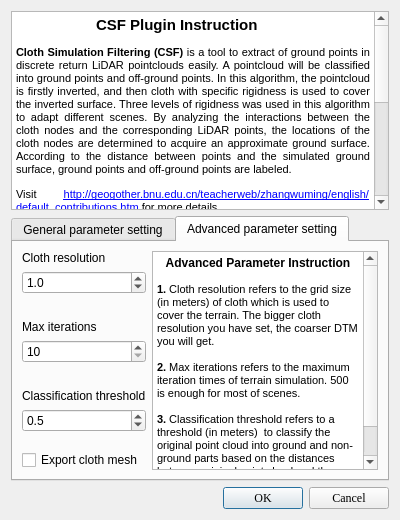
This is plugins/qCSF/CSFDlg.ui in CloudCompare/CloudCompare as Qt 5 draws it before an edit. The edited form follows.
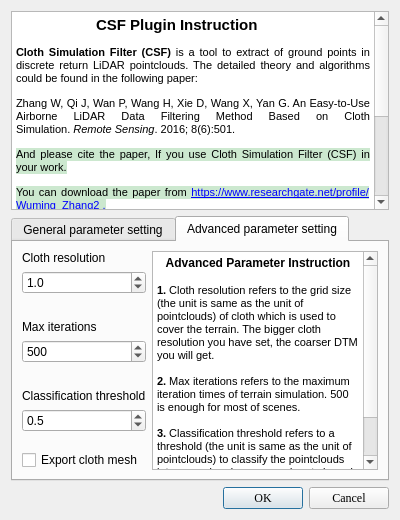
This is the edited form. The open tabs and pages were chosen to show the change. Icons and pictures are not drawn.

Commit message:
Updating from original author
We have updated the source codes in the part of the author information and related published paper.  In addition, we have replaced some annotations in Chinese.

The edit to the form file:
```diff
--- a/plugins/qCSF/CSFDlg.ui
+++ b/plugins/qCSF/CSFDlg.ui
@@ -27,15 +27,18 @@
       <string>&lt;!DOCTYPE HTML PUBLIC &quot;-//W3C//DTD HTML 4.0//EN&quot; &quot;http://www.w3.org/TR/REC-html40/strict.dtd&quot;&gt;
 &lt;html&gt;&lt;head&gt;&lt;meta name=&quot;qrichtext&quot; content=&quot;1&quot; /&gt;&lt;style type=&quot;text/css&quot;&gt;
 p, li { white-space: pre-wrap; }
-&lt;/style&gt;&lt;/head&gt;&lt;body style=&quot; font-family:'MS Shell Dlg 2'; font-size:8.25pt; font-weight:400; font-style:normal;&quot;&gt;
-&lt;p style=&quot; margin-top:12px; margin-bottom:12px; margin-left:0px; margin-right:0px; -qt-block-indent:0; text-indent:0px;&quot;&gt;&lt;img src=&quot;:/CC/plugin/qCSF/icon.png&quot; /&gt;	&lt;span style=&quot; font-family:'SimSun'; font-size:11pt; font-weight:600;&quot;&gt;CSF Plugin Instruction&lt;/span&gt;&lt;/p&gt;
-&lt;p align=&quot;justify&quot; style=&quot; margin-top:12px; margin-bottom:12px; margin-left:0px; margin-right:0px; -qt-block-indent:0; text-indent:0px;&quot;&gt;&lt;span style=&quot; font-size:8pt; font-weight:600;&quot;&gt;Cloth Simulation Filtering (CSF)&lt;/span&gt;&lt;span style=&quot; font-size:8pt;&quot;&gt; is a tool to extract of ground points in discrete return LiDAR pointclouds easily. A pointcloud will be classified into ground points and off-ground points. In this algorithm, the pointcloud is firstly inverted, and then cloth with specific rigidness is used to cover the inverted surface. Three levels of rigidness was used in this algorithm to adapt different scenes. By analyzing the interactions between the cloth nodes and the corresponding LiDAR points, the locations of the cloth nodes are determined to acquire an approximate ground surface. According to the distance between points and the simulated ground surface, ground points and off-ground points are labeled.&lt;/span&gt;&lt;/p&gt;
-&lt;p align=&quot;justify&quot; style=&quot; margin-top:12px; margin-bottom:12px; margin-left:0px; margin-right:0px; -qt-block-indent:0; text-indent:0px;&quot;&gt;&lt;span style=&quot; font-size:8pt;&quot;&gt;Visit &lt;/span&gt;&lt;a href=&quot;http://geogother.bnu.edu.cn/teacherweb/zhangwuming/english/default_contributions.htm&quot;&gt;&lt;span style=&quot; font-size:8pt; text-decoration: underline; color:#0000ff;&quot;&gt;http://geogother.bnu.edu.cn/teacherweb/zhangwuming/english/default_contributions.htm&lt;/span&gt;&lt;/a&gt;&lt;span style=&quot; font-size:8pt;&quot;&gt; for more details.&lt;/span&gt;&lt;/p&gt;
-&lt;p align=&quot;justify&quot; style=&quot; margin-top:12px; margin-bottom:12px; margin-left:0px; margin-right:0px; -qt-block-indent:0; text-indent:0px;&quot;&gt;This program is free software; you can redistribute it and/or modify it under the terms of the GNU General Public License as published bythe Free Software Foundation; version 2 of the License.&lt;/p&gt;
-&lt;p align=&quot;center&quot; style=&quot; margin-top:0px; margin-bottom:0px; margin-left:0px; margin-right:0px; -qt-block-indent:0; text-indent:0px;&quot;&gt;This program is distributed in the hope that it will be useful, but WITHOUT ANY WARRANTY; without even the implied warranty of MERCHANTABILITY or FITNESS FOR A PARTICULAR PURPOSE. See the GNU General Public License for more details.&lt;/p&gt;
-&lt;p align=&quot;center&quot; style=&quot; margin-top:12px; margin-bottom:12px; margin-left:0px; margin-right:0px; -qt-block-indent:0; text-indent:0px;&quot;&gt;&lt;span style=&quot; background-color:#cce8cf;&quot;&gt;State Key Laboratory of Remote Sensing Science, Beijing Key Laboratory of Environmental Remote Sensing and Digital City, School of Geography, Beijing Normal University, Beijing 100875, China&lt;/span&gt;&lt;/p&gt;
-&lt;p align=&quot;center&quot; style=&quot; margin-top:12px; margin-bottom:12px; margin-left:0px; margin-right:0px; -qt-block-indent:0; text-indent:0px;&quot;&gt;Wuming Zhang; Jianbo Qi; Peng Wan; Hongtao Wang; Donghui Xi, Guangjian Yan; Xihan Mu&lt;/p&gt;
-&lt;p align=&quot;center&quot; style=&quot; margin-top:12px; margin-bottom:12px; margin-left:0px; margin-right:0px; -qt-block-indent:0; text-indent:0px;&quot;&gt;contact us: &lt;span style=&quot; background-color:#cce8cf;&quot;&gt;2009zwm@gmail.com&lt;/span&gt;&lt;/p&gt;&lt;/body&gt;&lt;/html&gt;</string>
+&lt;/style&gt;&lt;/head&gt;&lt;body style=&quot; font-family:'SimSun'; font-size:9pt; font-weight:400; font-style:normal;&quot;&gt;
+&lt;p style=&quot; margin-top:12px; margin-bottom:12px; margin-left:0px; margin-right:0px; -qt-block-indent:0; text-indent:0px;&quot;&gt;&lt;img src=&quot;:/CC/plugin/qCSF/icon.png&quot; /&gt;&lt;span style=&quot; font-family:'MS Shell Dlg 2'; font-size:8.25pt;&quot;&gt;	&lt;/span&gt;&lt;span style=&quot; font-size:11pt; font-weight:600;&quot;&gt;CSF Plugin Instruction&lt;/span&gt;&lt;/p&gt;
+&lt;p align=&quot;justify&quot; style=&quot; margin-top:12px; margin-bottom:12px; margin-left:0px; margin-right:0px; -qt-block-indent:0; text-indent:0px;&quot;&gt;&lt;span style=&quot; font-family:'MS Shell Dlg 2'; font-size:8pt; font-weight:600;&quot;&gt;Cloth Simulation Filter (CSF)&lt;/span&gt;&lt;span style=&quot; font-family:'MS Shell Dlg 2'; font-size:8pt;&quot;&gt; is a tool to extract of ground points in discrete return LiDAR pointclouds. The detailed theory and algorithms could be found in the following paper:&lt;/span&gt;&lt;/p&gt;
+&lt;p align=&quot;justify&quot; style=&quot; margin-top:12px; margin-bottom:12px; margin-left:0px; margin-right:0px; -qt-block-indent:0; text-indent:0px;&quot;&gt;&lt;a name=&quot;OLE_LINK22&quot;&gt;&lt;/a&gt;&lt;span style=&quot; font-family:'Arial,sans-serif'; font-size:8pt; color:#000000;&quot;&gt;Z&lt;/span&gt;&lt;span style=&quot; font-family:'Arial,sans-serif'; font-size:8pt; color:#000000;&quot;&gt;hang W, Qi J, Wan P, Wang H, Xie D, Wang X, Yan G. An Easy-to-Use Airborne LiDAR Data Filtering Method Based on Cloth Simulation. &lt;/span&gt;&lt;span style=&quot; font-family:'Arial,sans-serif'; font-size:8pt; font-style:italic; color:#000000;&quot;&gt;Remote Sensing&lt;/span&gt;&lt;span style=&quot; font-family:'Arial,sans-serif'; font-size:8pt; color:#000000;&quot;&gt;. 2016; 8(6):501.&lt;/span&gt;&lt;span style=&quot; font-size:8pt;&quot;&gt; &lt;/span&gt;&lt;/p&gt;
+&lt;p align=&quot;justify&quot; style=&quot; margin-top:12px; margin-bottom:12px; margin-left:0px; margin-right:0px; -qt-block-indent:0; text-indent:0px;&quot;&gt;&lt;span style=&quot; font-family:'Microsoft YaHei UI,Tahoma'; font-size:8pt; color:#000000; background-color:#cce8cf;&quot;&gt;And please cite the paper, If you use Cloth Simulation Filter (CSF) in your work.&lt;/span&gt;&lt;/p&gt;
+&lt;p align=&quot;justify&quot; style=&quot; margin-top:12px; margin-bottom:12px; margin-left:0px; margin-right:0px; -qt-block-indent:0; text-indent:0px;&quot;&gt;&lt;span style=&quot; font-family:'Microsoft YaHei UI,Tahoma'; font-size:8pt; color:#000000; background-color:#cce8cf;&quot;&gt;You can download the paper from &lt;/span&gt;&lt;a href=&quot;https://www.researchgate.net/profile/Wuming_Zhang2)&quot;&gt;&lt;span style=&quot; font-family:'Microsoft YaHei UI,Tahoma'; font-size:8pt; text-decoration: underline; color:#0000ff; background-color:#cce8cf;&quot;&gt;https://www.researchgate.net/profile/Wuming_Zhang2 .&lt;/span&gt;&lt;/a&gt;&lt;/p&gt;
+&lt;p align=&quot;justify&quot; style=&quot; margin-top:12px; margin-bottom:12px; margin-left:0px; margin-right:0px; -qt-block-indent:0; text-indent:0px;&quot;&gt;&lt;span style=&quot; font-family:'Microsoft YaHei UI,Tahoma'; font-size:8pt; color:#000000; background-color:#cce8cf;&quot;&gt;You can also visit the homepage : &lt;/span&gt;&lt;a href=&quot;http://ramm.bnu.edu.cn/researchers/wumingzhang/english/default_contributions.htm&quot;&gt;&lt;span style=&quot; font-family:'Microsoft YaHei UI,Tahoma'; font-size:8pt; text-decoration: underline; color:#0000ff; background-color:#cce8cf;&quot;&gt;http://ramm.bnu.edu.cn/researchers/wumingzhang/english/default_contributions.htm&lt;/span&gt;&lt;/a&gt;&lt;span style=&quot; font-family:'Microsoft YaHei UI,Tahoma'; font-size:8pt; color:#000000; background-color:#cce8cf;&quot;&gt; for more information.&lt;/span&gt;&lt;/p&gt;
+&lt;p align=&quot;center&quot; style=&quot; margin-top:12px; margin-bottom:12px; margin-left:0px; margin-right:0px; -qt-block-indent:0; text-indent:0px;&quot;&gt;&lt;span style=&quot; font-family:'Microsoft YaHei UI,Tahoma'; font-size:8pt; color:#000000; background-color:#cce8cf;&quot;&gt; Copyright &lt;/span&gt;&lt;span style=&quot; font-family:'Arial,Helvetica,sans-serif'; font-size:12px; color:#333333; background-color:#e5eaee;&quot;&gt;©&lt;/span&gt;&lt;/p&gt;
+&lt;p align=&quot;center&quot; style=&quot; margin-top:12px; margin-bottom:12px; margin-left:0px; margin-right:0px; -qt-block-indent:0; text-indent:0px;&quot;&gt;&lt;span style=&quot; font-family:'MS Shell Dlg 2'; font-size:8.25pt; background-color:#cce8cf;&quot;&gt;RAMM laboratory, School of Geography, Beijing Normal University&lt;/span&gt;&lt;/p&gt;
+&lt;p align=&quot;center&quot; style=&quot; margin-top:12px; margin-bottom:12px; margin-left:0px; margin-right:0px; -qt-block-indent:0; text-indent:0px;&quot;&gt;&lt;span style=&quot; font-family:'MS Shell Dlg 2'; font-size:8.25pt; background-color:#cce8cf;&quot;&gt;(&lt;/span&gt;&lt;a href=&quot;http://ramm.bnu.edu.cn/&quot;&gt;&lt;span style=&quot; text-decoration: underline; color:#0000ff;&quot;&gt;http://ramm.bnu.edu.cn/&lt;/span&gt;&lt;/a&gt;&lt;span style=&quot; font-family:'MS Shell Dlg 2'; font-size:8.25pt; background-color:#cce8cf;&quot;&gt;)&lt;/span&gt;&lt;/p&gt;
+&lt;p align=&quot;center&quot; style=&quot; margin-top:12px; margin-bottom:12px; margin-left:0px; margin-right:0px; -qt-block-indent:0; text-indent:0px;&quot;&gt;&lt;span style=&quot; font-family:'MS Shell Dlg 2'; font-size:8.25pt;&quot;&gt;Wuming Zhang; Jianbo Qi; Peng Wan; Hongtao Wang&lt;/span&gt;&lt;/p&gt;
+&lt;p align=&quot;center&quot; style=&quot; margin-top:12px; margin-bottom:12px; margin-left:0px; margin-right:0px; -qt-block-indent:0; text-indent:0px;&quot;&gt;&lt;span style=&quot; font-family:'MS Shell Dlg 2'; font-size:8.25pt;&quot;&gt;contact us: &lt;/span&gt;&lt;span style=&quot; font-family:'MS Shell Dlg 2'; font-size:8.25pt; background-color:#cce8cf;&quot;&gt;2009zwm@gmail.com; wpqjbzwm@126.com&lt;/span&gt;&lt;/p&gt;&lt;/body&gt;&lt;/html&gt;</string>
      </property>
     </widget>
    </item>
@@ -273,6 +276,9 @@
            <property name="maximum">
             <number>1000</number>
            </property>
+           <property name="value">
+            <number>500</number>
+           </property>
           </widget>
          </item>
          <item>
@@ -352,13 +358,13 @@
           <string>&lt;!DOCTYPE HTML PUBLIC &quot;-//W3C//DTD HTML 4.0//EN&quot; &quot;http://www.w3.org/TR/REC-html40/strict.dtd&quot;&gt;
 &lt;html&gt;&lt;head&gt;&lt;meta name=&quot;qrichtext&quot; content=&quot;1&quot; /&gt;&lt;style type=&quot;text/css&quot;&gt;
 p, li { white-space: pre-wrap; }
-&lt;/style&gt;&lt;/head&gt;&lt;body style=&quot; font-family:'MS Shell Dlg 2'; font-size:8.25pt; font-weight:400; font-style:normal;&quot;&gt;
-&lt;p align=&quot;center&quot; style=&quot; margin-top:0px; margin-bottom:0px; margin-left:0px; margin-right:0px; -qt-block-indent:0; text-indent:0px;&quot;&gt;&lt;span style=&quot; font-size:9pt; font-weight:600;&quot;&gt;Advanced Parameter Instruction&lt;/span&gt;&lt;/p&gt;
-&lt;p style=&quot; margin-top:0px; margin-bottom:0px; margin-left:0px; margin-right:0px; -qt-block-indent:0; text-indent:0px;&quot;&gt;&lt;span style=&quot; font-size:8pt;&quot;&gt;&lt;br /&gt;&lt;/span&gt;&lt;span style=&quot; font-size:8pt; font-weight:600;&quot;&gt;1.&lt;/span&gt;&lt;span style=&quot; font-size:8pt;&quot;&gt; Cloth resolution refers to the grid size (in meters) of cloth which is used to cover the terrain. The bigger cloth resolution you have set, the coarser DTM  you will get.&lt;/span&gt;&lt;/p&gt;
-&lt;p style=&quot;-qt-paragraph-type:empty; margin-top:0px; margin-bottom:0px; margin-left:0px; margin-right:0px; -qt-block-indent:0; text-indent:0px; font-size:8pt;&quot;&gt;&lt;br /&gt;&lt;/p&gt;
-&lt;p style=&quot; margin-top:0px; margin-bottom:0px; margin-left:0px; margin-right:0px; -qt-block-indent:0; text-indent:0px;&quot;&gt;&lt;span style=&quot; font-size:8pt; font-weight:600;&quot;&gt;2.&lt;/span&gt;&lt;span style=&quot; font-size:8pt;&quot;&gt; Max iterations refers to the maximum iteration times of terrain simulation. 500 is enough for most of scenes.&lt;/span&gt;&lt;/p&gt;
-&lt;p style=&quot;-qt-paragraph-type:empty; margin-top:0px; margin-bottom:0px; margin-left:0px; margin-right:0px; -qt-block-indent:0; text-indent:0px; font-size:8pt;&quot;&gt;&lt;br /&gt;&lt;/p&gt;
-&lt;p style=&quot; margin-top:0px; margin-bottom:0px; margin-left:0px; margin-right:0px; -qt-block-indent:0; text-indent:0px;&quot;&gt;&lt;span style=&quot; font-size:8pt; font-weight:600;&quot;&gt;3.&lt;/span&gt;&lt;span style=&quot; font-size:8pt;&quot;&gt; Classification threshold refers to a threshold (in meters)  to classify the original point cloud into ground and non-ground parts based on the distances between original point cloud and the simulated terrain. 0.5 is adapted to most of scenes.&lt;/span&gt;&lt;/p&gt;&lt;/body&gt;&lt;/html&gt;</string>
+&lt;/style&gt;&lt;/head&gt;&lt;body style=&quot; font-family:'SimSun'; font-size:9pt; font-weight:400; font-style:normal;&quot;&gt;
+&lt;p align=&quot;center&quot; style=&quot; margin-top:0px; margin-bottom:0px; margin-left:0px; margin-right:0px; -qt-block-indent:0; text-indent:0px;&quot;&gt;&lt;span style=&quot; font-family:'MS Shell Dlg 2'; font-weight:600;&quot;&gt;Advanced Parameter Instruction&lt;/span&gt;&lt;/p&gt;
+&lt;p style=&quot; margin-top:0px; margin-bottom:0px; margin-left:0px; margin-right:0px; -qt-block-indent:0; text-indent:0px;&quot;&gt;&lt;span style=&quot; font-family:'MS Shell Dlg 2'; font-size:8pt;&quot;&gt;&lt;br /&gt;&lt;/span&gt;&lt;span style=&quot; font-family:'MS Shell Dlg 2'; font-size:8pt; font-weight:600;&quot;&gt;1.&lt;/span&gt;&lt;span style=&quot; font-family:'MS Shell Dlg 2'; font-size:8pt;&quot;&gt; Cloth resolution refers to the grid size (the unit is same as the unit of pointclouds) of cloth which is used to cover the terrain. The bigger cloth resolution you have set, the coarser DTM  you will get.&lt;/span&gt;&lt;/p&gt;
+&lt;p style=&quot;-qt-paragraph-type:empty; margin-top:0px; margin-bottom:0px; margin-left:0px; margin-right:0px; -qt-block-indent:0; text-indent:0px; font-family:'MS Shell Dlg 2'; font-size:8pt;&quot;&gt;&lt;br /&gt;&lt;/p&gt;
+&lt;p style=&quot; margin-top:0px; margin-bottom:0px; margin-left:0px; margin-right:0px; -qt-block-indent:0; text-indent:0px;&quot;&gt;&lt;span style=&quot; font-family:'MS Shell Dlg 2'; font-size:8pt; font-weight:600;&quot;&gt;2.&lt;/span&gt;&lt;span style=&quot; font-family:'MS Shell Dlg 2'; font-size:8pt;&quot;&gt; Max iterations refers to the maximum iteration times of terrain simulation. 500 is enough for most of scenes.&lt;/span&gt;&lt;/p&gt;
+&lt;p style=&quot;-qt-paragraph-type:empty; margin-top:0px; margin-bottom:0px; margin-left:0px; margin-right:0px; -qt-block-indent:0; text-indent:0px; font-family:'MS Shell Dlg 2'; font-size:8pt;&quot;&gt;&lt;br /&gt;&lt;/p&gt;
+&lt;p style=&quot; margin-top:0px; margin-bottom:0px; margin-left:0px; margin-right:0px; -qt-block-indent:0; text-indent:0px;&quot;&gt;&lt;span style=&quot; font-family:'MS Shell Dlg 2'; font-size:8pt; font-weight:600;&quot;&gt;3.&lt;/span&gt;&lt;span style=&quot; font-family:'MS Shell Dlg 2'; font-size:8pt;&quot;&gt; Classification threshold refers to a threshold (the unit is same as the unit of pointclouds) to classify the pointclouds into ground and non-ground parts based on the distances between points and the simulated terrain. 0.5 is adapted to most of scenes.&lt;/span&gt;&lt;/p&gt;&lt;/body&gt;&lt;/html&gt;</string>
          </property>
         </widget>
        </item>
```
Left out of the diff: 14 changed lines with no effect on the pictures. The commit also changes 10 other files.
